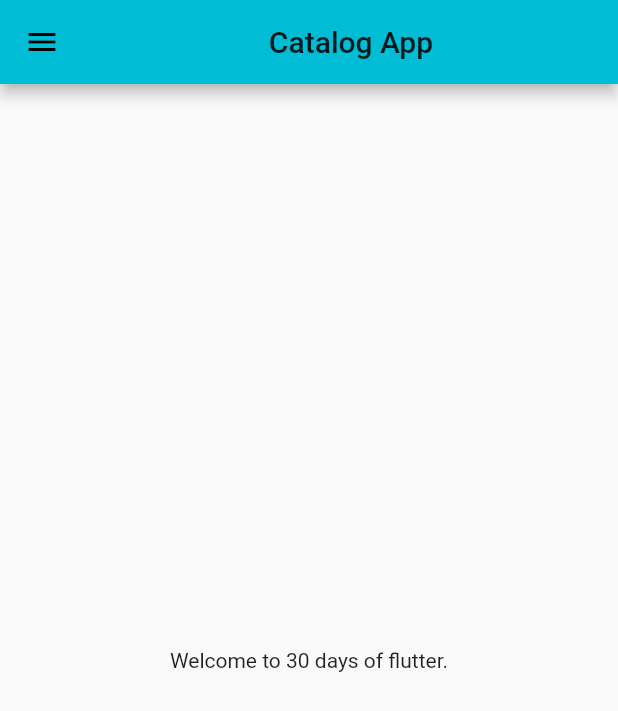
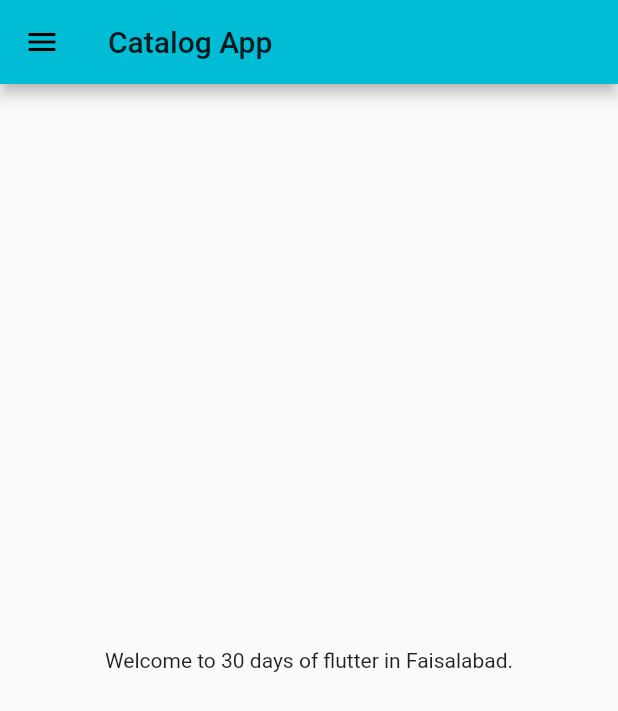
Before and after one commit to Hammad-Basharat/30daysofflutter, a Flutter app: the HomePage screen opened directly, on a phone screen of 412 x 824 dp. Shown: the top 711 px of the screen. Run offline on Flutter 3.47's test engine with Material 2 defaults, Android fonts, the light colour scheme and no system bars.

Commit message:
day 4 completed

```diff
--- a/lib/pages/home_page.dart
+++ b/lib/pages/home_page.dart
@@ -1,18 +1,16 @@
 import 'package:flutter/material.dart';
 
 class HomePage extends StatelessWidget {
-  const HomePage({Key? key}) : super(key: key);
-
   @override
   Widget build(BuildContext context) {
+    final int days = 30;
+    final String name = "in Faisalabad";
     return Scaffold(
       appBar: AppBar(
-        title: Center(child: Text("Catalog App")),
+        title: Text("Catalog App"),
       ),
       body: Center(
-        child: Container(
-          child: Text("Welcome to 30 days of flutter."),
-        ),
+        child: Text("Welcome to $days days of flutter $name."),
       ),
       drawer: Drawer(),
     );
--- a/pubspec.yaml
+++ b/pubspec.yaml
@@ -28,6 +28,7 @@ dependencies:
   # The following adds the Cupertino Icons font to your application.
   # Use with the CupertinoIcons class for iOS style icons.
   cupertino_icons: ^1.0.2
+  #google_fonts: ^2.1.0
 
 dev_dependencies:
   flutter_test:
@@ -45,8 +46,8 @@ flutter:
   uses-material-design: true
 
   # To add assets to your application, add an assets section, like this:
-  # assets:
-  #   - images/a_dot_burr.jpeg
+  assets:
+   - assets/images/
   #   - images/a_dot_ham.jpeg
 
   # An image asset can refer to one or more resolution-specific "variants", see
```
Also changed, not shown: lib/main.dart (+10 -5 lines), lib/pages/login_page.dart (+41 -11 lines), assets/images/login_image.png (added).
